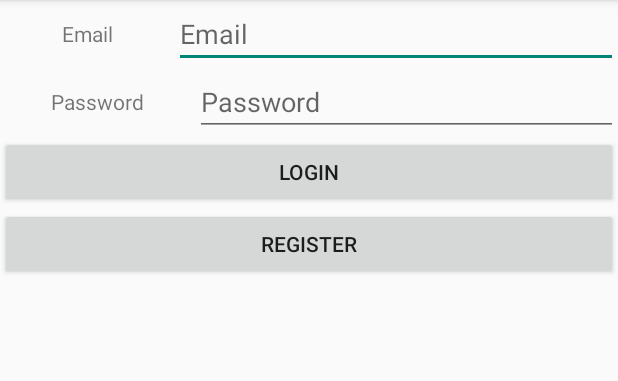
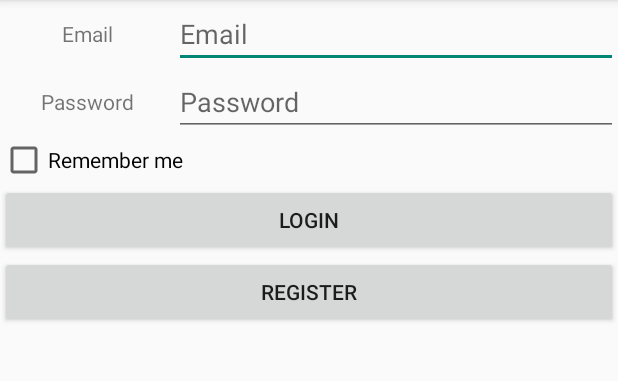
Before and after one commit to overwatcheddude/cia4003_ahmed_osama_snake, an Android app: the screen it shows after launch (Login), on a phone screen of 412 x 824 dp, the part 84-465 px from its top. Run offline under Robolectric (Android 15) with nearby library versions, the phone set to English and light mode, and no system bars; our stand-ins replace Firebase (no records; nobody signed in at launch, a user with empty details on screens opened directly).

Commit message:
Added remember me in login activity

```diff
--- a/app/src/main/java/com/example/user/snakegame/Login.java
+++ b/app/src/main/java/com/example/user/snakegame/Login.java
@@ -1,9 +1,11 @@
 package com.example.user.snakegame;
 
+import android.content.SharedPreferences;
 import android.support.annotation.NonNull;
 import android.support.v7.app.AppCompatActivity;
 import android.os.Bundle;
 import android.util.Log;
+import android.widget.CheckBox;
 import android.widget.EditText;
 import android.widget.Toast;
 import android.view.View;
@@ -22,6 +24,8 @@ public class Login extends AppCompatActivity
     private String password;
     private EditText etEmail;
     private EditText etPassword;
+    private CheckBox cbRememberMe;
+    private SharedPreferences sp;
 
     private boolean isValidationSuccessful()
     {
@@ -54,12 +58,53 @@ public class Login extends AppCompatActivity
         setContentView(R.layout.activity_login);
 
         general = new General(getApplicationContext());
+        mAuth = FirebaseAuth.getInstance();
+        sp = getSharedPreferences("Login",0);
 
-        mAuth = FirebaseAuth.getInstance();
-
-        //Read edittext
+        //Read input items
         etEmail = findViewById(R.id.etEmail);
         etPassword = findViewById(R.id.etPassword);
+        cbRememberMe = findViewById(R.id.cbRememberMe);
+
+        //Get the user email and password if he checked remember me.
+        getLoginDetails();
+    }
+
+    private void getLoginDetails()
+    {
+        //If the shared preference object contains login details.
+        String email = sp.getString("email", null);
+        String password = sp.getString("password", null);
+        etEmail.setText(email);
+        etPassword.setText(password);
+        //If the email and password textboxes are empty, then remember me checkbox will be set to false.
+        if (etEmail.getText().toString().equals("") && etPassword.getText().toString().equals(""))
+        {
+            cbRememberMe.setChecked(false);
+        }
+        else
+        {
+            cbRememberMe.setChecked(true);
+        }
+    }
+
+    private void setLoginDetails()
+    {
+        //Read checkbox value, and add username and password to sharepreferences.
+        if (cbRememberMe.isChecked())
+        {
+            SharedPreferences.Editor Ed = sp.edit();
+            Ed.putString("email", etEmail.getText().toString());
+            Ed.putString("password", etPassword.getText().toString());
+            Ed.commit();
+        }
+        else
+        {
+            //Clears the sharedprefrences.
+            SharedPreferences.Editor Ed = sp.edit();
+            Ed.clear();
+            Ed.commit();
+        }
     }
 
     public void login(View v)
@@ -71,6 +116,7 @@ public class Login extends AppCompatActivity
                         @Override
                         public void onComplete(@NonNull Task<AuthResult> task) {
                             if (task.isSuccessful()) {
+                                setLoginDetails();
                                 general.DisplayMessage("Logged in!");
                                 general.GoToActivity(MainActivity.class);
                             } else {
--- a/app/src/main/res/layout/activity_login.xml
+++ b/app/src/main/res/layout/activity_login.xml
@@ -14,7 +14,7 @@
 
         <TextView
             android:id="@+id/tvEmail"
-            android:layout_width="wrap_content"
+            android:layout_width="34dp"
             android:layout_height="match_parent"
             android:layout_weight="1"
             android:gravity="center"
@@ -38,7 +38,7 @@
 
         <TextView
             android:id="@+id/tvPassword"
-            android:layout_width="wrap_content"
+            android:layout_width="34dp"
             android:layout_height="match_parent"
             android:layout_weight="1"
             android:gravity="center"
@@ -52,7 +52,14 @@
             android:ems="10"
             android:hint="Password"
             android:inputType="textPassword" />
+
     </LinearLayout>
+
+    <CheckBox
+        android:id="@+id/cbRememberMe"
+        android:layout_width="match_parent"
+        android:layout_height="wrap_content"
+        android:text="Remember me" />
 
     <Button
         android:id="@+id/btnLogin"
```
